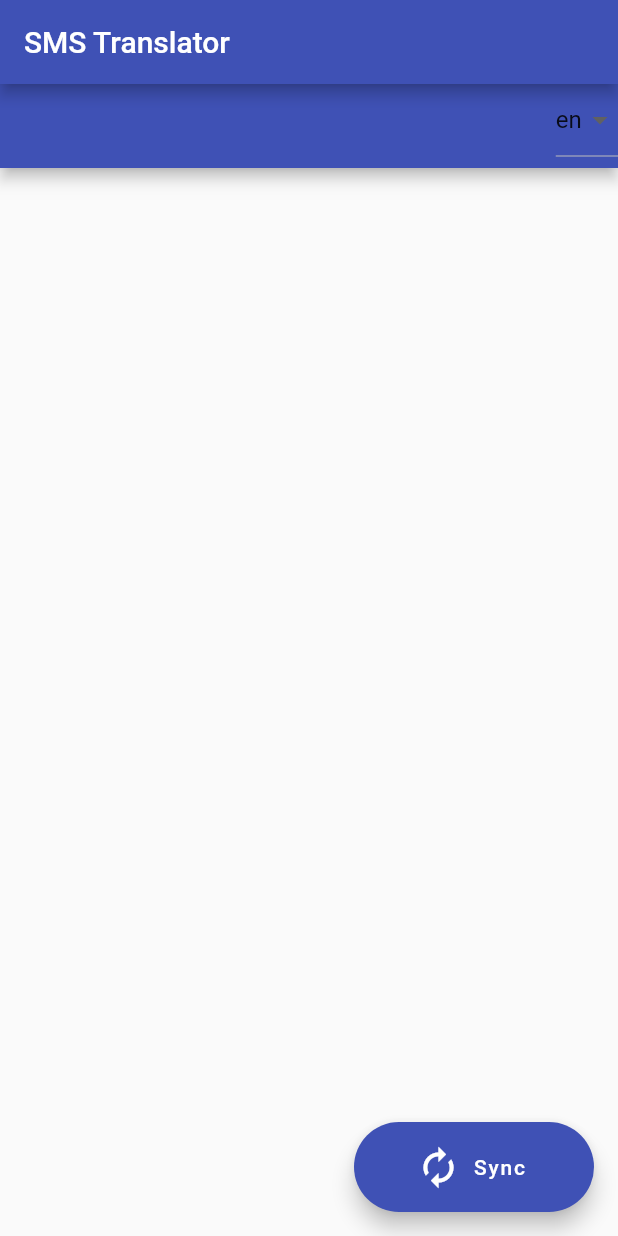
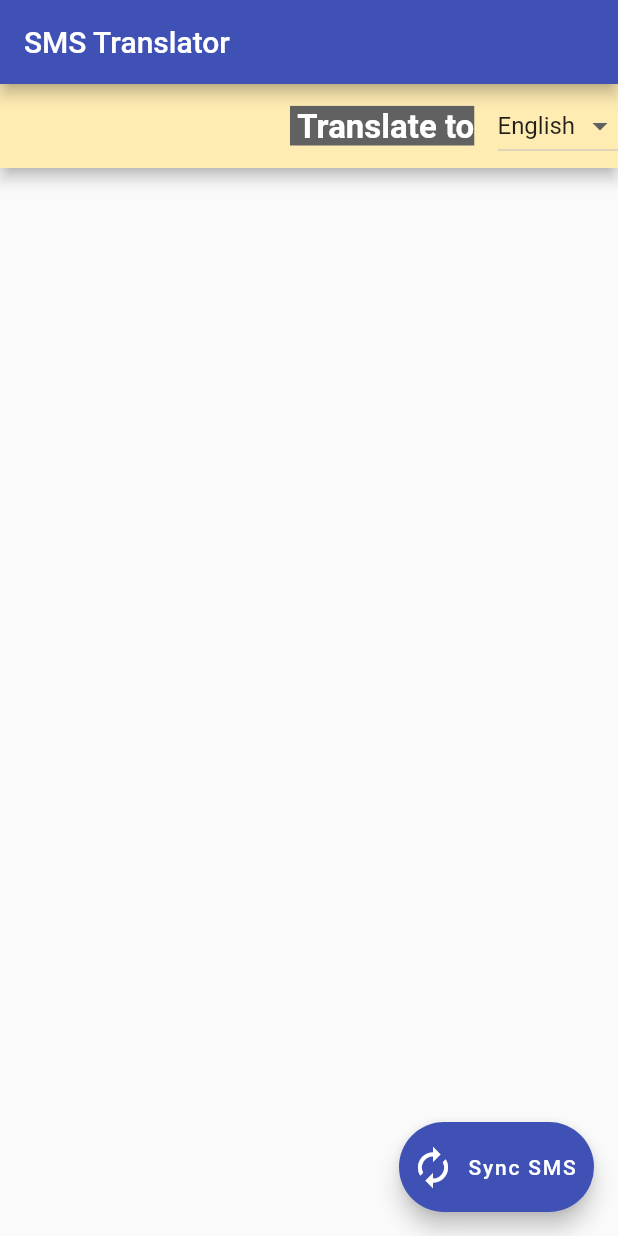
Before and after one commit to subhadipPal/smsTranslator, a Flutter app: the screen it shows after launch, on a phone screen of 412 x 824 dp. Run offline on Flutter 3.47's test engine with Material 2 defaults, Android fonts, the phone set to English and light mode, and no system bars; missing offline and left inert: sms, translator.

Commit message:
Final working App

```diff
--- a/sms_translator_app/lib/main.dart
+++ b/sms_translator_app/lib/main.dart
@@ -9,6 +9,45 @@ void main() => runApp(MyApp());
 final ThemeData androidTheme =
     new ThemeData(primarySwatch: Colors.indigo, accentColor: Colors.white);
 String dropdownValue = 'en';
+Map<String, String> languagesMap = new Map.fromIterables([
+  "en",
+  "de",
+  "hi",
+  "af",
+  "ar",
+  "bn",
+  "zh-CN",
+  "tl",
+  "fr",
+  "el",
+  "it",
+  "ja",
+  "ko",
+  "ru",
+  "ta",
+  "te",
+  "th",
+  "vi"
+], [
+  "English",
+  "German",
+  "Hindi",
+  "Afrikaans",
+  "Arabic",
+  "Bengali",
+  "Chinese-Simplified",
+  "Filipino",
+  "French",
+  "Greek",
+  "Italian",
+  "Japanese",
+  "Korean",
+  "Russian",
+  "Tamil",
+  "Telegu",
+  "Thai",
+  "Vietnamese"
+]);
 
 class MyApp extends StatelessWidget {
   @override
@@ -61,10 +100,20 @@ class SmsListState extends State<SmsList> {
               onTap: () {
                 translateText(messages[i].body).then((translatedMap) {
                   String translatedText = translatedMap["translatedText"];
-                  String detectedSourceLanguage = translatedMap["detectedSourceLanguage"];
-                  print("detectedSourceLanguage: "+detectedSourceLanguage);
-                  infoDialog(context,
-                      new SmsMessage(messages[i].address, translatedText));
+                  String detectedSourceLanguage =
+                      translatedMap["detectedSourceLanguage"];
+                  Map<String, String> smsDisplayObject = new Map.fromIterables([
+                    "originalMsg",
+                    "translatedMessage",
+                    "detectedSourceLanguage",
+                    "address"
+                  ], [
+                    messages[i].body,
+                    translatedText,
+                    detectedSourceLanguage,
+                    messages[i].address
+                  ]);
+                  infoDialog(context, smsDisplayObject);
                 });
               },
             ));
@@ -76,32 +125,87 @@ class SmsListState extends State<SmsList> {
     });
   }
 
-  Future<Map<String, String>> translateText(String smsText) async{
-    Uri translationUri = Uri.https("https://translation.googleapis.com", "/language/translate/v2",{
-      "target":dropdownValue,
-      "key":"AIzaSyDGNd8nxLsmEKitdXx4kLRLSqHEtlRDbjQ",
-      "q":smsText
+  Future<Map> translateText(String smsText) async {
+    Uri translationUri =
+        Uri.https("translation.googleapis.com", "/language/translate/v2", {
+      "target": dropdownValue,
+      "key": "test",
+      "q": smsText
     });
-    var res = await http.get(translationUri, headers: {"Accept": "application/json"});
+    var res =
+        await http.get(translationUri, headers: {"Accept": "application/json"});
     var responseBody = json.decode(res.body);
-    return responseBody["data"]["translations"][0];
+    Map translatedTextMap = responseBody["data"]["translations"][0];
+    return translatedTextMap;
   }
 
-  infoDialog(context, smsMessage) {
+  void infoDialog(context, smsDisplayObject) {
     showDialog(
         context: context,
-        barrierDismissible: true,
         builder: (BuildContext context) {
           return AlertDialog(
-            title: Text(smsMessage.address),
-            content: Text(smsMessage.body),
-            actions: <Widget>[
-              FlatButton(
-                child: Text('Okay'),
-                onPressed: () => Navigator.of(context).pop(),
+              title: RichText(
+                  text: TextSpan(
+                      style: TextStyle(
+                          color: Colors.black.withOpacity(0.8),
+                          fontSize: 18.0,
+                          decoration: TextDecoration.underline,
+                          decorationColor: Colors.black,
+                          decorationStyle: TextDecorationStyle.solid),
+                      text: "Translated message")),
+              shape: RoundedRectangleBorder(
+                  borderRadius: BorderRadius.all(Radius.circular(32.0))),
+              contentPadding: EdgeInsets.only(top: 10.0),
+              content: Container(
+                width: 300,
+                child: Column(
+                    mainAxisSize: MainAxisSize.min,
+                    crossAxisAlignment: CrossAxisAlignment.start,
+                    mainAxisAlignment: MainAxisAlignment.start,
+                    children: <Widget>[
+                      ListTile(
+                          title: Text(smsDisplayObject["address"]),
+                          subtitle: Text(smsDisplayObject["originalMsg"])),
+                      SizedBox(
+                        height: 5.0,
+                      ),
+                      Divider(
+                        color: Colors.grey,
+                        height: 4.0,
+                      ),
+                      Container(
+                          color: Colors.amberAccent[100],
+                          child: ListTile(
+                              title:
+                                  Text(smsDisplayObject["translatedMessage"]))),
+                      Padding(
+                        padding: EdgeInsets.only(left: 30.0, right: 30.0),
+                        child: TextField(
+                          decoration: InputDecoration(
+                            border: InputBorder.none,
+                          ),
+                          maxLines: 8,
+                        ),
+                      ),
+                      InkWell(
+                        onTap: () => Navigator.of(context).pop(),
+                        child: Container(
+                            width: 300,
+                            padding: EdgeInsets.only(top: 20.0, bottom: 20.0),
+                            decoration: BoxDecoration(
+                              color: Colors.indigo,
+                              borderRadius: BorderRadius.only(
+                                  bottomLeft: Radius.circular(32.0),
+                                  bottomRight: Radius.circular(32.0)),
+                            ),
+                            child: Text(
+                              "Okay",
+                              style: TextStyle(color: Colors.white),
+                              textAlign: TextAlign.center,
+                            )),
                       )
-            ],
-          );
+                    ]),
+              ));
         });
   }
 
@@ -113,7 +217,24 @@ class SmsListState extends State<SmsList> {
   Widget build(BuildContext context) {
     return new Scaffold(
         appBar: new AppBar(
+          backgroundColor: Colors.amber[100],
           actions: <Widget>[
+            Row(
+              mainAxisAlignment: MainAxisAlignment.spaceEvenly,
+              children: <Widget>[
+                RichText(
+                    text: TextSpan(
+                        style: TextStyle(
+                          color: Colors.white,
+                          fontSize: 22.0,
+                          height: 1.20,
+                          backgroundColor: Colors.grey[700],
+                          fontWeight: FontWeight.bold,
+                        ),
+                        text: " Translate to ")),
+                Padding(
+                  padding: EdgeInsets.only(right: 10.0),
+                ),
                 DropdownButton<String>(
                   value: dropdownValue,
                   onChanged: (String newValue) {
@@ -125,9 +246,11 @@ class SmsListState extends State<SmsList> {
                       .map<DropdownMenuItem<String>>((String value) {
                     return DropdownMenuItem<String>(
                       value: value,
-                  child: Text(value),
+                      child: Text(languagesMap[value]),
                     );
                   }).toList(),
+                )
+              ],
             )
           ],
         ),
@@ -143,8 +266,8 @@ class SmsListState extends State<SmsList> {
                     onPressed: onSyncSMS,
                     backgroundColor: Colors.indigo,
                     foregroundColor: Colors.white,
-                    label: Text("Sync")),
-                width: 160.0,
+                    label: Text("Sync SMS")),
+                width: 130.0,
                 height: 60.0,
               )
             ]));
```
Also changed, not shown: sms_translator_app/pubspec.lock, 9 other files. Lines whose indentation alone changed are shown as unchanged.
